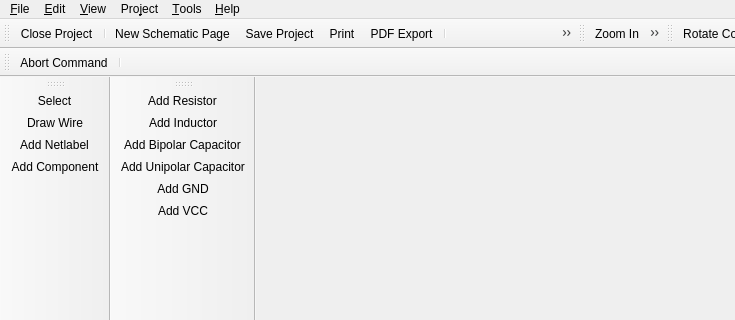
LibrePCB/LibrePCB, file libs/librepcb/projecteditor/schematiceditor/schematiceditor.ui: the form before one commit; both pictures show x 0 to 735 and y 0 to 320 of the 920 by 636 pixel window.
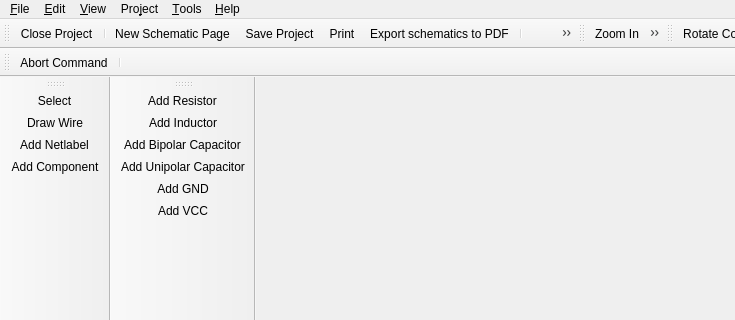
The form after the commit. Icons and pictures are not drawn. Custom widgets are drawn as their Qt base class.

Commit message: Add *.lppz export menu item to schematic/board editors

What changed in the file:
```diff
--- a/libs/librepcb/projecteditor/schematiceditor/schematiceditor.ui
+++ b/libs/librepcb/projecteditor/schematiceditor/schematiceditor.ui
@@ -313,7 +313,7 @@
      <normaloff>:/img/actions/pdf.png</normaloff>:/img/actions/pdf.png</iconset>
    </property>
    <property name="text">
-    <string>&amp;PDF Export</string>
+    <string>Export schematics to &amp;PDF</string>
    </property>
    <property name="visible">
     <bool>true</bool>
```
Left out of the diff: 14 changed lines with no effect on the pictures. The commit also changes 7 other files.
